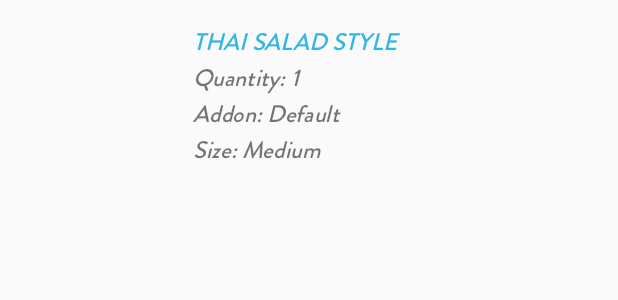
After one commit to phamquanghungkma/ManagementFoodApp, an Android app: the layout layout_order_detail_item.xml on its own in the app's theme, with its tools: preview values and no code run, on a phone screen of 412 x 824 dp. The commit adds this screen. Shown: the top 300 px of the screen. Run offline under Robolectric (Android 15) with nearby library versions, the phone set to English and light mode, and no system bars.

Commit message:
showorderDetail sever

```diff
--- a/app/build.gradle
+++ b/app/build.gradle
@@ -13,7 +13,7 @@ android {
         targetSdkVersion 30
         versionCode 1
         versionName "1.0"
-
+        multiDexEnabled true
         testInstrumentationRunner "androidx.test.runner.AndroidJUnitRunner"
     }
 
@@ -61,6 +61,7 @@ dependencies {
     implementation 'com.github.bumptech.glide:glide:4.11.0'
     annotationProcessor 'com.github.bumptech.glide:compiler:4.11.0'
     implementation 'com.google.firebase:firebase-storage:19.1.0'
+    implementation 'com.karumi:dexter:6.0.0'
 
-    implementation 'com.karumi:dexter:6.0.0'
+    implementation 'com.google.code.gson:gson:2.8.6'
 }
--- /dev/null
+++ b/app/src/main/res/layout/layout_order_detail_item.xml
@@ -0,0 +1,73 @@
+<?xml version="1.0" encoding="utf-8"?>
+<androidx.constraintlayout.widget.ConstraintLayout
+    xmlns:android="http://schemas.android.com/apk/res/android"
+    xmlns:tools="http://schemas.android.com/tools"
+    android:orientation="vertical"
+    android:layout_width="match_parent"
+    android:layout_height="wrap_content">
+
+    <LinearLayout
+        android:paddingTop="16dp"
+        android:paddingBottom="16dp"
+        android:layout_width="match_parent"
+        android:layout_height="wrap_content"
+        android:orientation="horizontal"
+        android:weightSum="10"
+        tools:ignore="MissingConstraints">
+
+        <ImageView
+            android:id="@+id/img_food_image"
+            android:layout_width="0dp"
+            android:layout_height="match_parent"
+            android:layout_weight="3"
+            android:scaleType="fitXY"/>
+
+        <LinearLayout
+            android:orientation="vertical"
+            android:layout_marginLeft="8dp"
+            android:layout_width="0dp"
+            android:layout_weight="7"
+            android:layout_height="wrap_content">
+
+            <TextView
+                android:layout_width="match_parent"
+                android:layout_height="wrap_content"
+                android:id="@+id/txt_food_name"
+                android:text="THAI SALAD STYLE"
+                android:textColor="@android:color/holo_blue_light"
+                android:fontFamily="@font/brandon_medium"
+                android:textSize="16sp"
+                android:textStyle="italic"/>
+
+            <TextView
+                android:layout_width="match_parent"
+                android:layout_height="wrap_content"
+                android:id="@+id/txt_food_quantity"
+                android:text="Quantity: 1"
+                android:fontFamily="@font/brandon_medium"
+                android:textSize="16sp"
+                android:textStyle="italic"/>
+
+            <TextView
+                android:layout_width="match_parent"
+                android:layout_height="wrap_content"
+                android:id="@+id/txt_food_add_on"
+                android:text="Addon: Default"
+                android:fontFamily="@font/brandon_medium"
+                android:textSize="16sp"
+                android:textStyle="italic"/>
+
+            <TextView
+                android:layout_width="match_parent"
+                android:layout_height="wrap_content"
+                android:id="@+id/txt_size"
+                android:text="Size: Medium"
+                android:fontFamily="@font/brandon_medium"
+                android:textSize="16sp"
+                android:textStyle="italic"/>
+
+        </LinearLayout>
+
+    </LinearLayout>
+
+</androidx.constraintlayout.widget.ConstraintLayout>
```
Also changed, not shown: app/src/main/java/com/tofukma/serverorderapp/adapter/MyOrderAdapter.kt (+55 -1 lines), app/src/main/java/com/tofukma/serverorderapp/adapter/MyOrderDetailAdapter.kt (added, +78 -0 lines), app/src/main/res/layout/layout_dialog_order_detail.xml (added, +50 -0 lines).
